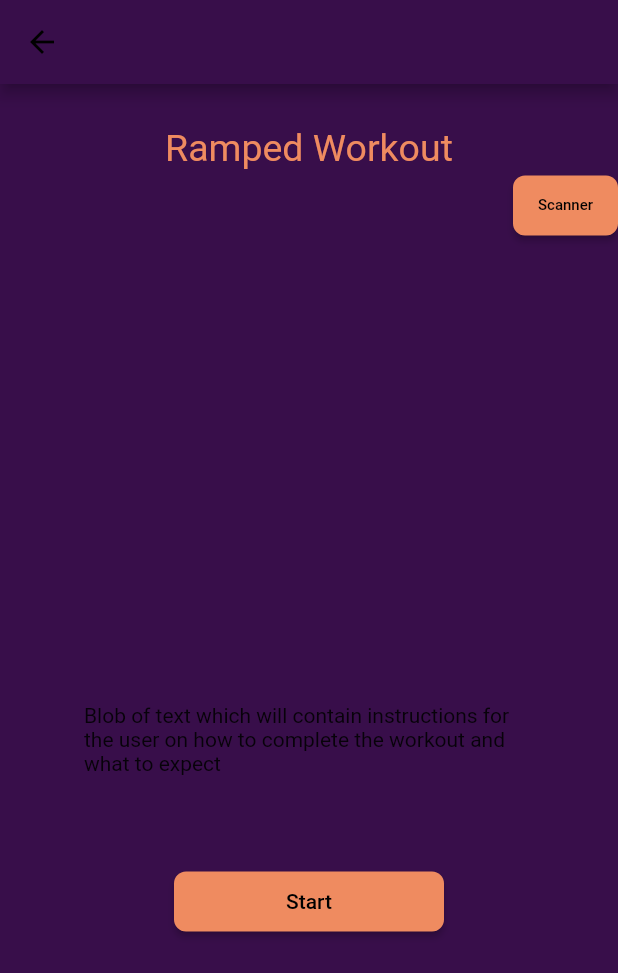
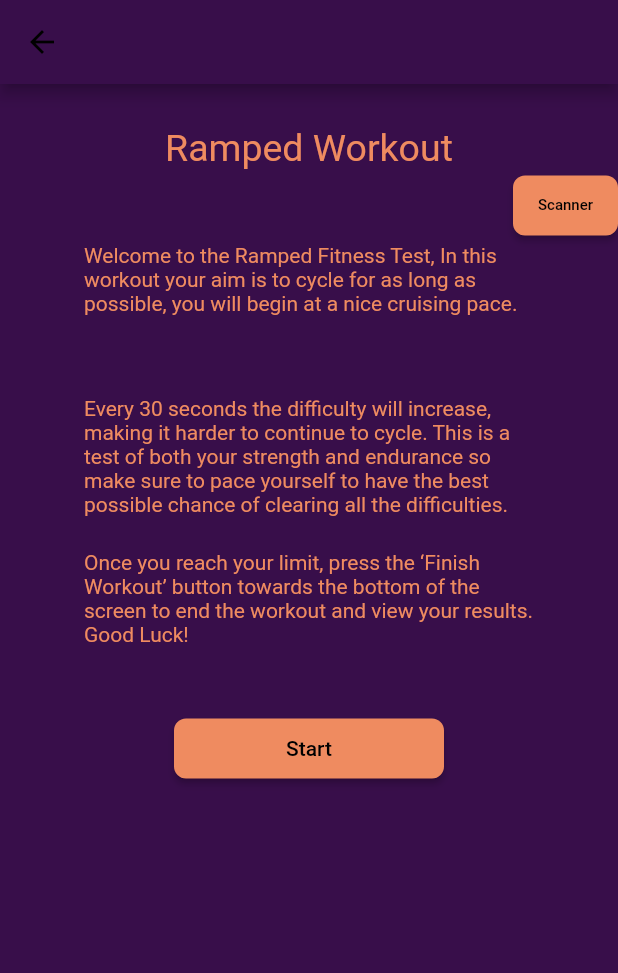
Before and after one commit to therock297/app-frontend, a Flutter app: the screen it shows after launch, on a phone screen of 412 x 824 dp. Shown: the top 973 px of the screen. Run offline on Flutter 3.47's test engine with Material 2 defaults, Android fonts, the phone set to English and light mode, and no system bars; missing offline and left inert: qr_code_scanner, redback_mobile_app; Roboto replaces fonts that are missing (Poppins).

Commit message:
Adding onboarding instructions

```diff
--- a/lib/main.dart
+++ b/lib/main.dart
@@ -72,15 +72,51 @@ class _ElevatedButtonExample extends StatelessWidget {
             Align(
               alignment: const AlignmentDirectional(0, 0),
               child: Padding(
-                padding: const EdgeInsetsDirectional.fromSTEB(8, 308, 8, 0),
+                padding: const EdgeInsetsDirectional.fromSTEB(1, 1, 1, 0),
                 child: Container(
                   width: 300,
                   height: 100,
                   child: const Text(
-                      'Blob of text which will contain instructions for the user on how to complete the workout and what to expect'),
+                      'Welcome to the Ramped Fitness Test, In this workout your aim is to cycle for as long as possible, you will begin at a nice cruising pace.',
+                    style: TextStyle(
+                      fontSize: 14,
+                      color: Color(0xFFEF8B60),
+                          )),
                 ),
               ),
             ),
+            Align(
+              alignment: const AlignmentDirectional(0, 0),
+              child: Padding(
+                padding: const EdgeInsetsDirectional.fromSTEB(1, 2, 1, 0),
+                child: Container(
+                  width: 300,
+                  height: 100,
+                  child: const Text(
+                      'Every 30 seconds the difficulty will increase, making it harder to continue to cycle. This is a test of both your strength and endurance so make sure to pace yourself to have the best possible chance of clearing all the difficulties. ',
+                      style: TextStyle(
+                        fontSize: 14,
+                        color: Color(0xFFEF8B60),
+                      )),
+                  ),
+                ),
+              ),
+            Align(
+              alignment: const AlignmentDirectional(0, 0),
+              child: Padding(
+                padding: const EdgeInsetsDirectional.fromSTEB(1, 3, 1, 0),
+                child: Container(
+                  width: 300,
+                  height: 100,
+                  child: const Text(
+                      'Once you reach your limit, press the ‘Finish Workout’ button towards the bottom of the screen to end the workout and view your results. Good Luck! ',
+                      style: TextStyle(
+                        fontSize: 14,
+                        color: Color(0xFFEF8B60),
+                      )),
+                  ),
+                ),
+              ),
             Align(
               alignment: const AlignmentDirectional(0, 0),
               child: Padding(
```
Also changed, not shown: pubspec.lock.
